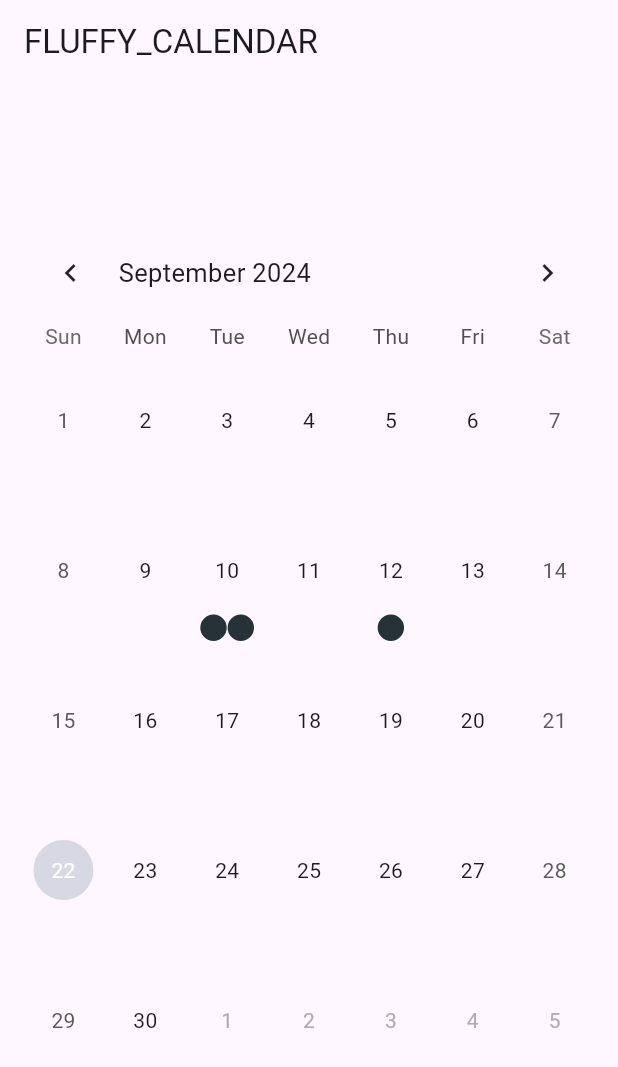
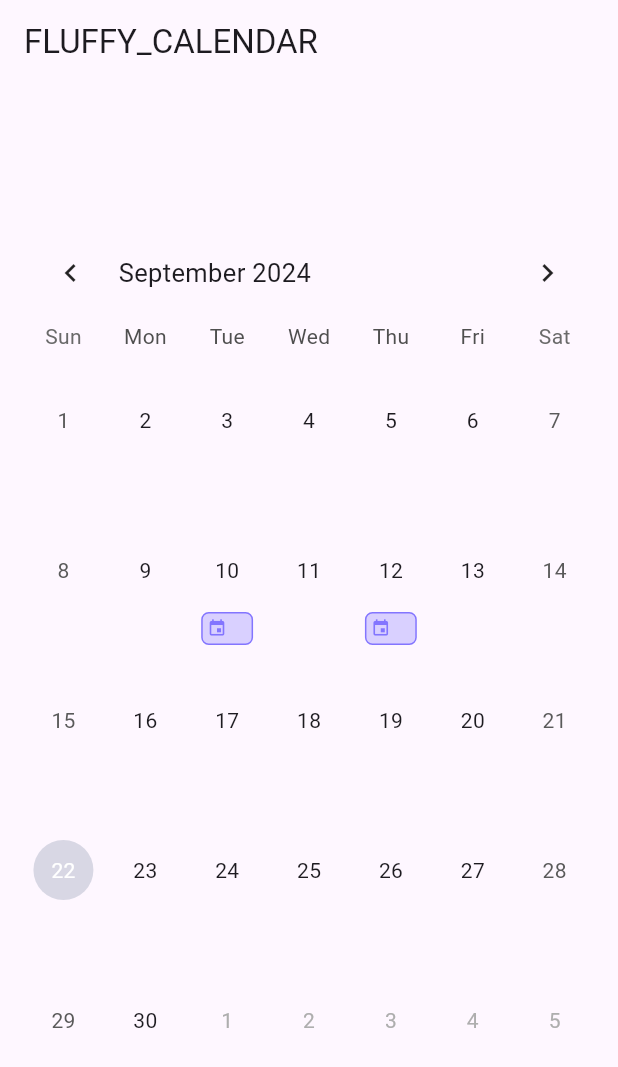
Before and after one commit to Fluffy-SharingCalendar/Frontend_MVP, a Flutter app: the screen it shows after launch, on a phone screen of 412 x 824 dp. Shown: the top 1067 px of the screen. Run offline on Flutter 3.47's test engine with Material 3 defaults, Android fonts, the light colour scheme and no system bars; drawn by our look-alikes of table_calendar.

Commit message:
feat : event marker 커스텀하기
issues : #1

```diff
--- a/lib/pages/calendar_page.dart
+++ b/lib/pages/calendar_page.dart
@@ -1,3 +1,4 @@
+import 'package:fluffy_mvp/widgets/event_marker.dart';
 import 'package:flutter/material.dart';
 import 'package:table_calendar/table_calendar.dart';
 import 'package:fluffy_mvp/models/event_model.dart';
@@ -17,7 +18,7 @@ class _CalendarPageState extends State<CalendarPage> {
   final CalendarFormat _calendarFormat = CalendarFormat.month;
 
   final Map<DateTime, List<Event>> _events = {
-    DateTime.utc(2024, 9, 10): [const Event('블로그 쓰기'), const Event('플러터 공부하기')],
+    DateTime.utc(2024, 9, 10): [const Event('플러터 공부하기')],
     DateTime.utc(2024, 9, 12): [const Event('후추랑 놀기')],
   };
 
@@ -89,7 +90,17 @@ class _CalendarPageState extends State<CalendarPage> {
                         ),
                       ),
                     ),
-            ),
+                markerBuilder: (context, date, events) {
+                  if (events.isEmpty) return const SizedBox();
+
+                  return Column(
+                    mainAxisAlignment: MainAxisAlignment.end,
+                    crossAxisAlignment: CrossAxisAlignment.start,
+                    children: events.map((event) {
+                      return EventMarker(event: event);
+                    }).toList(),
+                  );
+                }),
           ),
         ),
       ),
--- /dev/null
+++ b/lib/widgets/event_marker.dart
@@ -0,0 +1,50 @@
+import 'package:flutter/material.dart';
+import 'package:fluffy_mvp/models/event_model.dart';
+
+class EventMarker extends StatefulWidget {
+  const EventMarker({
+    super.key,
+    required this.event,
+  });
+
+  final Event event;
+
+  @override
+  _EventMarkerState createState() => _EventMarkerState();
+}
+
+class _EventMarkerState extends State<EventMarker> {
+  @override
+  Widget build(BuildContext context) {
+    return Container(
+      margin: const EdgeInsets.symmetric(horizontal: 10.0),
+      padding: const EdgeInsets.all(3.0),
+      decoration: BoxDecoration(
+        color: const Color.fromARGB(255, 131, 117, 255).withOpacity(0.3),
+        borderRadius: BorderRadius.circular(5.0),
+        border: Border.all(color: const Color.fromARGB(255, 131, 117, 255)),
+      ),
+      child: Row(
+        children: [
+          const Icon(
+            Icons.event,
+            color: Color.fromARGB(255, 131, 117, 255),
+            size: 13.0,
+          ),
+          const SizedBox(width: 5.0),
+          Expanded(
+            child: Text(
+              widget.event.title,
+              style: const TextStyle(
+                fontSize: 10.0,
+                color: Colors.black87,
+                fontWeight: FontWeight.bold,
+              ),
+              overflow: TextOverflow.ellipsis,
+            ),
+          ),
+        ],
+      ),
+    );
+  }
+}
```
Also changed, not shown: 1 other file. Lines whose indentation alone changed are shown as unchanged.
